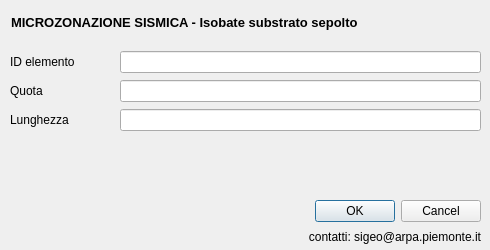
Qt form MS1/form/isosub.ui (ivn888/mzs) before a commit.
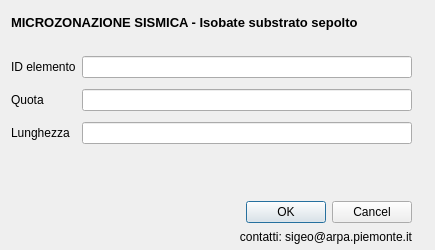
The same form after that commit. Icons and pictures are not drawn.

The edit to the form file:
```diff
--- a/MS1/form/isosub.ui
+++ b/MS1/form/isosub.ui
@@ -6,10 +6,16 @@
    <rect>
     <x>0</x>
     <y>0</y>
-    <width>490</width>
+    <width>435</width>
     <height>250</height>
    </rect>
   </property>
+  <property name="maximumSize">
+   <size>
+    <width>435</width>
+    <height>250</height>
+   </size>
+  </property>
   <property name="windowTitle">
    <string>Dialog</string>
   </property>
@@ -18,7 +24,7 @@
     <rect>
      <x>11</x>
      <y>11</y>
-     <width>471</width>
+     <width>401</width>
      <height>22</height>
     </rect>
    </property>
@@ -52,101 +58,17 @@
     </item>
    </layout>
   </widget>
-  <widget class="QWidget" name="layoutWidget">
+  <widget class="QWidget" name="">
    <property name="geometry">
     <rect>
-     <x>120</x>
-     <y>50</y>
-     <width>361</width>
-     <height>83</height>
+     <x>11</x>
+     <y>201</y>
+     <width>401</width>
+     <height>44</height>
     </rect>
    </property>
-   <layout class="QVBoxLayout" name="verticalLayout">
-    <item>
-     <widget class="QLineEdit" name="ID_isosub">
-      <property name="toolTip">
-       <string extracomment="pippo"/>
-      </property>
-      <property name="whatsThis">
-       <string/>
-      </property>
-     </widget>
-    </item>
-    <item>
-     <widget class="QLineEdit" name="Quota">
-      <property name="toolTip">
-       <string extracomment="pippo"/>
-      </property>
-      <property name="whatsThis">
-       <string/>
-      </property>
-     </widget>
-    </item>
-    <item>
-     <widget class="QLineEdit" name="Shape_Leng">
-      <property name="toolTip">
-       <string extracomment="pippo"/>
-      </property>
-      <property name="whatsThis">
-       <string/>
-      </property>
-     </widget>
-    </item>
-   </layout>
-  </widget>
-  <widget class="QWidget" name="layoutWidget">
-   <property name="geometry">
-    <rect>
-     <x>10</x>
-     <y>50</y>
-     <width>101</width>
-     <height>81</height>
-    </rect>
-   </property>
-   <layout class="QVBoxLayout" name="verticalLayout_2">
-    <item>
-     <widget class="QLabel" name="label_3">
-      <property name="toolTip">
-       <string/>
-      </property>
-      <property name="statusTip">
-       <string/>
-      </property>
-      <property name="whatsThis">
-       <string/>
-      </property>
-      <property name="text">
-       <string>ID elemento</string>
-      </property>
-     </widget>
-    </item>
-    <item>
-     <widget class="QLabel" name="label_4">
-      <property name="text">
-       <string>Quota</string>
-      </property>
-     </widget>
-    </item>
-    <item>
-     <widget class="QLabel" name="label_2">
-      <property name="text">
-       <string>Lunghezza</string>
-      </property>
-     </widget>
-    </item>
-   </layout>
-  </widget>
-  <widget class="QWidget" name="layoutWidget">
-   <property name="geometry">
-    <rect>
-     <x>10</x>
-     <y>200</y>
-     <width>221</width>
-     <height>41</height>
-    </rect>
-   </property>
-   <layout class="QHBoxLayout" name="horizontalLayout_2">
-    <item>
+   <layout class="QGridLayout" name="gridLayout">
+    <item row="0" column="0" rowspan="2">
      <widget class="QLabel" name="label_10">
       <property name="font">
        <font>
@@ -162,7 +84,7 @@
       </property>
      </widget>
     </item>
-    <item>
+    <item row="0" column="1" rowspan="2">
      <widget class="QLabel" name="label_16">
       <property name="text">
        <string/>
@@ -172,19 +94,7 @@
       </property>
      </widget>
     </item>
-   </layout>
-  </widget>
-  <widget class="QWidget" name="layoutWidget">
-   <property name="geometry">
-    <rect>
-     <x>240</x>
-     <y>200</y>
-     <width>241</width>
-     <height>46</height>
-    </rect>
-   </property>
-   <layout class="QVBoxLayout" name="verticalLayout_3">
-    <item>
+    <item row="0" column="2">
      <widget class="QDialogButtonBox" name="buttonBox">
       <property name="orientation">
        <enum>Qt::Horizontal</enum>
@@ -194,7 +104,7 @@
       </property>
      </widget>
     </item>
-    <item>
+    <item row="1" column="2">
      <widget class="QLabel" name="label_17">
       <property name="text">
        <string>contatti: sigeo@arpa.piemonte.it</string>
@@ -206,11 +116,78 @@
     </item>
    </layout>
   </widget>
-  <zorder>layoutWidget</zorder>
-  <zorder>layoutWidget</zorder>
-  <zorder>layoutWidget</zorder>
-  <zorder>layoutWidget</zorder>
-  <zorder>layoutWidget</zorder>
+  <widget class="QWidget" name="">
+   <property name="geometry">
+    <rect>
+     <x>11</x>
+     <y>51</y>
+     <width>401</width>
+     <height>101</height>
+    </rect>
+   </property>
+   <layout class="QGridLayout" name="gridLayout_2">
+    <item row="0" column="0">
+     <widget class="QLabel" name="label_3">
+      <property name="toolTip">
+       <string/>
+      </property>
+      <property name="statusTip">
+       <string/>
+      </property>
+      <property name="whatsThis">
+       <string/>
+      </property>
+      <property name="text">
+       <string>ID elemento</string>
+      </property>
+     </widget>
+    </item>
+    <item row="0" column="1">
+     <widget class="QLineEdit" name="ID_isosub">
+      <property name="toolTip">
+       <string extracomment="pippo"/>
+      </property>
+      <property name="whatsThis">
+       <string/>
+      </property>
+     </widget>
+    </item>
+    <item row="1" column="0">
+     <widget class="QLabel" name="label_4">
+      <property name="text">
+       <string>Quota</string>
+      </property>
+     </widget>
+    </item>
+    <item row="1" column="1">
+     <widget class="QLineEdit" name="Quota">
+      <property name="toolTip">
+       <string extracomment="pippo"/>
+      </property>
+      <property name="whatsThis">
+       <string/>
+      </property>
+     </widget>
+    </item>
+    <item row="2" column="0">
+     <widget class="QLabel" name="label_2">
+      <property name="text">
+       <string>Lunghezza</string>
+      </property>
+     </widget>
+    </item>
+    <item row="2" column="1">
+     <widget class="QLineEdit" name="Shape_Leng">
+      <property name="toolTip">
+       <string extracomment="pippo"/>
+      </property>
+      <property name="whatsThis">
+       <string/>
+      </property>
+     </widget>
+    </item>
+   </layout>
+  </widget>
  </widget>
  <resources/>
  <connections>
```
